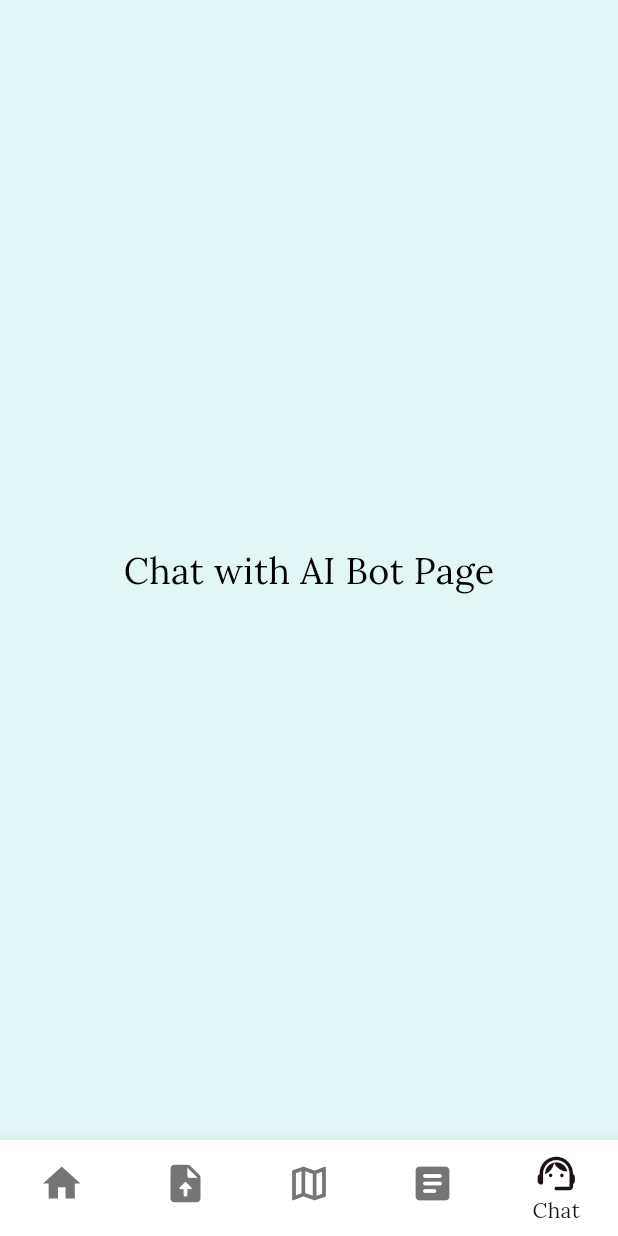
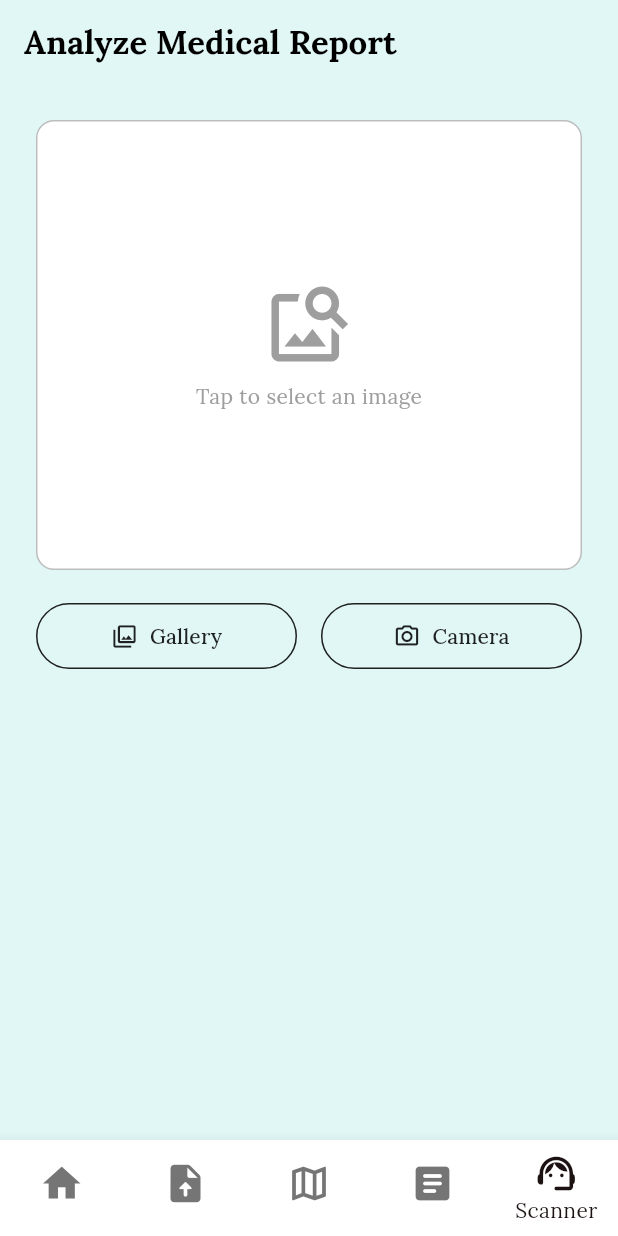
Before and after one commit to OrgBySamAndNandha/NeuroInsight, a Flutter app: the HomeView screen opened directly, item 5 of the bottom bar chosen, on a phone screen of 412 x 824 dp. Run offline on Flutter 3.47's test engine with Material 3 defaults, Android fonts, the phone set to English and light mode, and no system bars; our stand-ins replace cloud_firestore, firebase_auth, firebase_core, firebase_storage, font_awesome_flutter, google_fonts and 8 more; accounts and stored records are empty; project files that could hold a hidden picture were left out.

Commit message:
completed report scanner page by using gemini api key

```diff
--- /dev/null
+++ b/lib/screens/admin/view/report_scanner.dart
@@ -0,0 +1,263 @@
+import 'dart:convert';
+import 'dart:io';
+import 'package:flutter/material.dart';
+import 'package:google_fonts/google_fonts.dart';
+import 'package:http/http.dart' as http;
+import 'package:image_picker/image_picker.dart';
+
+class ReportScannerView extends StatefulWidget {
+  const ReportScannerView({super.key});
+
+  @override
+  State<ReportScannerView> createState() => _ReportScannerViewState();
+}
+
+class _ReportScannerViewState extends State<ReportScannerView> {
+  // --- State Variables ---
+  File? _imageFile;
+  bool _isLoading = false;
+  String _analysisResult = '';
+  final ImagePicker _picker = ImagePicker();
+
+  // --- IMPORTANT: Replace with your Google Gemini API Key ---
+  final String _geminiApiKey = '';
+
+  /// Picks an image from the gallery or takes a photo with the camera.
+  Future<void> _pickImage(ImageSource source) async {
+    try {
+      final pickedFile = await _picker.pickImage(source: source, imageQuality: 80);
+      if (pickedFile != null) {
+        setState(() {
+          _imageFile = File(pickedFile.path);
+          _analysisResult = ''; // Clear previous results
+        });
+      }
+    } catch (e) {
+      if (!mounted) return;
+      ScaffoldMessenger.of(context).showSnackBar(
+        SnackBar(content: Text('Failed to pick image: $e')),
+      );
+    }
+  }
+
+  /// Encodes the image and sends it to the Google Gemini Vision API.
+  Future<void> _analyzeReport() async {
+    if (_imageFile == null) {
+      ScaffoldMessenger.of(context).showSnackBar(
+        const SnackBar(content: Text('Please select an image first.')),
+      );
+      return;
+    }
+    if (_geminiApiKey == 'YOUR_GEMINI_API_KEY' || _geminiApiKey.isEmpty) {
+      ScaffoldMessenger.of(context).showSnackBar(
+        const SnackBar(backgroundColor: Colors.red, content: Text('Gemini API Key not set. Please update the code.')),
+      );
+      return;
+    }
+
+    setState(() {
+      _isLoading = true;
+      _analysisResult = '';
+    });
+
+    try {
+      // 1. Encode image to Base64
+      final bytes = await _imageFile!.readAsBytes();
+      final base64Image = base64Encode(bytes);
+
+      // 2. Prepare the Gemini API endpoint and the NEW, more flexible prompt
+      final url = Uri.parse('https://generativelanguage.googleapis.com/v1beta/models/gemini-1.5-flash-latest:generateContent?key=$_geminiApiKey');
+
+      // --- MODIFICATION START: The prompt now accepts medical diagrams and illustrations ---
+      const newPrompt = """
+      You are an AI assistant specialized in analyzing medical images for signs of neurological conditions.
+
+      First, determine if the uploaded image is related to human medicine or biology, such as a brain MRI scan, a medical report, or an anatomical diagram. If the image is clearly unrelated (e.g., a car, a landscape, a non-medical object), you must respond with only one sentence: 'Please upload a relevant medical image or report to get an analysis.'
+
+      If the image IS medically relevant, analyze it for key indicators of Alzheimer's disease or other neurological conditions. Present your findings as short, crisp bullet points, highlighting only the most critical information. Specifically mention any visible changes in the ventricles, hippocampus, or cortex if they are depicted. If signs of a condition other than Alzheimer's are present, state what they are.
+
+      IMPORTANT: Do not provide a diagnosis or medical advice. Your role is to summarize the information presented in the image or report only.
+      """;
+      // --- MODIFICATION END ---
+
+
+      final payload = jsonEncode({
+        "contents": [
+          {
+            "parts": [
+              {"text": newPrompt}, // Using the new flexible prompt here
+              {
+                "inline_data": {
+                  "mime_type": "image/jpeg",
+                  "data": base64Image
+                }
+              }
+            ]
+          }
+        ]
+      });
+
+      // 3. Make the HTTP POST request
+      final response = await http.post(
+        url,
+        headers: {'Content-Type': 'application/json'},
+        body: payload,
+      );
+
+      // 4. Parse the Gemini API response
+      if (response.statusCode == 200) {
+        final data = jsonDecode(response.body);
+        if (data['candidates'] != null && data['candidates'].isNotEmpty) {
+          setState(() {
+            _analysisResult = data['candidates'][0]['content']['parts'][0]['text'];
+          });
+        } else {
+          setState(() {
+            _analysisResult = 'Analysis could not be completed. The content may have been blocked due to safety settings.';
+          });
+        }
+      } else {
+        final error = jsonDecode(response.body);
+        setState(() {
+          _analysisResult = 'Error: ${response.statusCode}\n${error['error']['message']}';
+        });
+      }
+    } catch (e) {
+      setState(() {
+        _analysisResult = 'An unexpected error occurred: $e';
+      });
+    } finally {
+      if (mounted) {
+        setState(() {
+          _isLoading = false;
+        });
+      }
+    }
+  }
+
+  @override
+  Widget build(BuildContext context) {
+    return Scaffold(
+      backgroundColor: const Color(0xFFE1F7F5),
+      appBar: AppBar(
+        title: Text('Analyze Medical Report', style: GoogleFonts.lora(fontWeight: FontWeight.bold)),
+        backgroundColor: Colors.transparent,
+        foregroundColor: Colors.black,
+        elevation: 0,
+      ),
+      body: SingleChildScrollView(
+        padding: const EdgeInsets.all(24.0),
+        child: Column(
+          crossAxisAlignment: CrossAxisAlignment.center,
+          children: [
+            // Image display area
+            GestureDetector(
+              onTap: () => _pickImage(ImageSource.gallery),
+              child: Container(
+                height: 300,
+                width: double.infinity,
+                decoration: BoxDecoration(
+                  color: Colors.white,
+                  border: Border.all(color: Colors.grey.shade400),
+                  borderRadius: BorderRadius.circular(12),
+                ),
+                child: _imageFile != null
+                    ? ClipRRect(
+                  borderRadius: BorderRadius.circular(12),
+                  child: Image.file(_imageFile!, fit: BoxFit.cover),
+                )
+                    : const Column(
+                  mainAxisAlignment: MainAxisAlignment.center,
+                  children: [
+                    Icon(Icons.image_search, size: 60, color: Colors.grey),
+                    SizedBox(height: 8),
+                    Text('Tap to select an image', style: TextStyle(color: Colors.grey)),
+                  ],
+                ),
+              ),
+            ),
+            const SizedBox(height: 20),
+
+            // Buttons for image selection
+            Row(
+              children: [
+                Expanded(
+                  child: OutlinedButton.icon(
+                    onPressed: () => _pickImage(ImageSource.gallery),
+                    icon: const Icon(Icons.photo_library_outlined),
+                    label: const Text('Gallery'),
+                    style: OutlinedButton.styleFrom(
+                      padding: const EdgeInsets.symmetric(vertical: 12),
+                      foregroundColor: Colors.black87,
+                      side: const BorderSide(color: Colors.black87),
+                    ),
+                  ),
+                ),
+                const SizedBox(width: 16),
+                Expanded(
+                  child: OutlinedButton.icon(
+                    onPressed: () => _pickImage(ImageSource.camera),
+                    icon: const Icon(Icons.camera_alt_outlined),
+                    label: const Text('Camera'),
+                    style: OutlinedButton.styleFrom(
+                      padding: const EdgeInsets.symmetric(vertical: 12),
+                      foregroundColor: Colors.black87,
+                      side: const BorderSide(color: Colors.black87),
+                    ),
+                  ),
+                ),
+              ],
+            ),
+            const SizedBox(height: 24),
+
+            // Analyze button
+            if (_imageFile != null)
+              SizedBox(
+                width: double.infinity,
+                child: ElevatedButton.icon(
+                  onPressed: _isLoading ? null : _analyzeReport,
+                  icon: const Icon(Icons.analytics_outlined, color: Colors.white),
+                  label: const Text('ANALYZE REPORT'),
+                  style: ElevatedButton.styleFrom(
+                    backgroundColor: Colors.black87,
+                    foregroundColor: Colors.white,
+                    padding: const EdgeInsets.symmetric(vertical: 18),
+                    textStyle: const TextStyle(fontWeight: FontWeight.bold, letterSpacing: 2),
+                    shape: RoundedRectangleBorder(borderRadius: BorderRadius.circular(200)),
+                  ),
+                ),
+              ),
+            const SizedBox(height: 24),
+
+            // Result display area
+            if (_isLoading)
+              const Center(child: CircularProgressIndicator(color: Colors.black87))
+            else if (_analysisResult.isNotEmpty)
+              Card(
+                color: Colors.white,
+                elevation: 2,
+                shape: RoundedRectangleBorder(borderRadius: BorderRadius.circular(12)),
+                child: Padding(
+                  padding: const EdgeInsets.all(16.0),
+                  child: Column(
+                    crossAxisAlignment: CrossAxisAlignment.start,
+                    children: [
+                      Text(
+                        'Analysis Result:',
+                        style: TextStyle(fontSize: 18, fontWeight: FontWeight.bold),
+                      ),
+                      const Divider(height: 20),
+                      SelectableText(
+                        _analysisResult,
+                        style: const TextStyle(fontSize: 16, height: 1.5),
+                      ),
+                    ],
+                  ),
+                ),
+              ),
+          ],
+        ),
+      ),
+    );
+  }
+}
```
Also changed, not shown: lib/screens/users/views/user_home_view.dart (+14 -197 lines).
